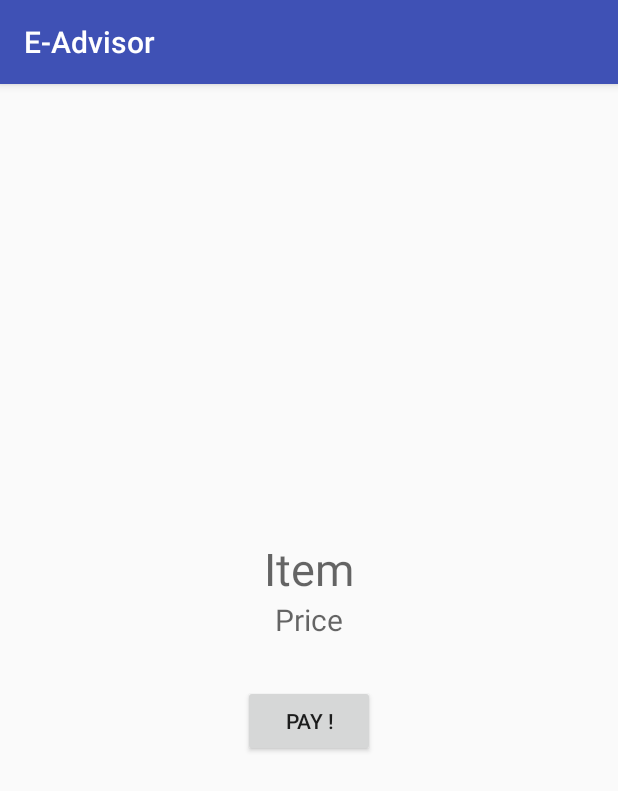
After one commit to m9rehman/FinHacks, an Android app: the PayActivity screen opened directly, with no data from a screen before it, on a phone screen of 412 x 824 dp. The commit adds this screen. Shown: the top 791 px of the screen. Run offline under Robolectric (Android 15) with nearby library versions, the phone set to English and light mode, and no system bars.

Commit message:
Created NFC Pay activity and hooked up all the widgets

```diff
--- a/FinHacksIoT/app/src/main/AndroidManifest.xml
+++ b/FinHacksIoT/app/src/main/AndroidManifest.xml
@@ -17,6 +17,8 @@
         </activity>
         <activity android:name=".NotificationActivity">
         </activity>
+        <activity android:name=".PayActivity">
+        </activity>
     </application>
 
 </manifest>
--- a/FinHacksIoT/app/src/main/java/com/example/moe/finhacksiot/MainActivity.java
+++ b/FinHacksIoT/app/src/main/java/com/example/moe/finhacksiot/MainActivity.java
@@ -11,6 +11,7 @@ public class MainActivity extends AppCompatActivity {
     private Button mFinanceBtn;
     private Button mLocationBtn;
     private Button mAnalysisBtn;
+    private Button mPayBtn;
 
     @Override
     protected void onCreate(Bundle savedInstanceState) {
@@ -20,6 +21,7 @@ public class MainActivity extends AppCompatActivity {
         mFinanceBtn = (Button) findViewById(R.id.graphBtn);
         mLocationBtn = (Button) findViewById(R.id.locationBtn);
         mAnalysisBtn = (Button) findViewById(R.id.analysisBtn);
+        mPayBtn = (Button) findViewById(R.id.payBtn);
 
         mLocationBtn.setOnClickListener(new View.OnClickListener() {
             @Override
@@ -29,6 +31,14 @@ public class MainActivity extends AppCompatActivity {
             }
         });
 
+        mPayBtn.setOnClickListener(new View.OnClickListener() {
+            @Override
+            public void onClick(View v) {
+                Intent i = new Intent(MainActivity.this, PayActivity.class);
+                startActivity(i);
+            }
+        });
+
 
     }
 }
--- /dev/null
+++ b/FinHacksIoT/app/src/main/java/com/example/moe/finhacksiot/PayActivity.java
@@ -0,0 +1,29 @@
+package com.example.moe.finhacksiot;
+
+import android.support.v7.app.AppCompatActivity;
+import android.os.Bundle;
+import android.widget.Button;
+import android.widget.ImageView;
+import android.widget.TextView;
+
+import org.w3c.dom.Text;
+
+public class PayActivity extends AppCompatActivity {
+
+    private TextView mItemTxt;
+    private TextView mPriceTxt;
+    private ImageView mImageView;
+    private Button mNFCPayBtn;
+
+    @Override
+    protected void onCreate(Bundle savedInstanceState) {
+        super.onCreate(savedInstanceState);
+        setContentView(R.layout.activity_pay);
+
+        mItemTxt = (TextView) findViewById(R.id.ItemTxt);
+        mPriceTxt = (TextView) findViewById(R.id.PriceTxt);
+        mImageView = (ImageView) findViewById(R.id.itemImg);
+        mNFCPayBtn = (Button) findViewById(R.id.NFCPayBtn);
+
+    }
+}
--- a/FinHacksIoT/app/src/main/res/layout/activity_main.xml
+++ b/FinHacksIoT/app/src/main/res/layout/activity_main.xml
@@ -30,12 +30,6 @@
                 android:id="@+id/graphBtn"
             />
 
-        <Button android:layout_width="wrap_content"
-                android:layout_height="wrap_content"
-                android:layout_marginTop="10dp"
-                android:text="Analysis"
-                android:id="@+id/analysisBtn"
-        />
 
         <Button android:layout_width="wrap_content"
                 android:layout_height="wrap_content"
@@ -44,6 +38,17 @@
                 android:id="@+id/locationBtn"
         />
 
+        <Button android:layout_width="wrap_content"
+                android:layout_height="wrap_content"
+                android:text="Android Pay"
+                android:id="@+id/payBtn" />
+
+        <Button android:layout_width="wrap_content"
+                android:layout_height="wrap_content"
+                android:layout_marginTop="10dp"
+                android:text="Analysis"
+                android:id="@+id/analysisBtn" />
+
 
 
     </LinearLayout>
--- /dev/null
+++ b/FinHacksIoT/app/src/main/res/layout/activity_pay.xml
@@ -0,0 +1,44 @@
+<?xml version="1.0" encoding="utf-8"?>
+<LinearLayout
+    xmlns:android="http://schemas.android.com/apk/res/android"
+    xmlns:tools="http://schemas.android.com/tools"
+    android:layout_width="match_parent"
+    android:layout_height="match_parent"
+    android:paddingBottom="@dimen/activity_vertical_margin"
+    android:paddingLeft="@dimen/activity_horizontal_margin"
+    android:paddingRight="@dimen/activity_horizontal_margin"
+
+    android:orientation="vertical"
+    android:gravity="center"
+    tools:context="com.example.moe.finhacksiot.PayActivity">
+
+    <ImageView
+        android:layout_width="wrap_content"
+        android:layout_height="wrap_content"
+        android:id="@+id/itemImg"
+        />
+
+    <TextView
+        android:layout_width="wrap_content"
+        android:layout_height="wrap_content"
+        android:hint="Item"
+        android:textSize="30dp"
+        android:id="@+id/ItemTxt"/>
+
+    <TextView
+        android:layout_width="wrap_content"
+        android:layout_height="wrap_content"
+        android:hint="Price"
+        android:textSize="20dp"
+        android:id="@+id/PriceTxt"/>
+
+    <Button
+        android:layout_width="wrap_content"
+        android:layout_height="wrap_content"
+        android:text="Pay !"
+        android:layout_marginTop="30dp"
+        android:id="@+id/NFCPayBtn"/>
+
+
+
+</LinearLayout>
```
Also changed, not shown: 2 other files.
